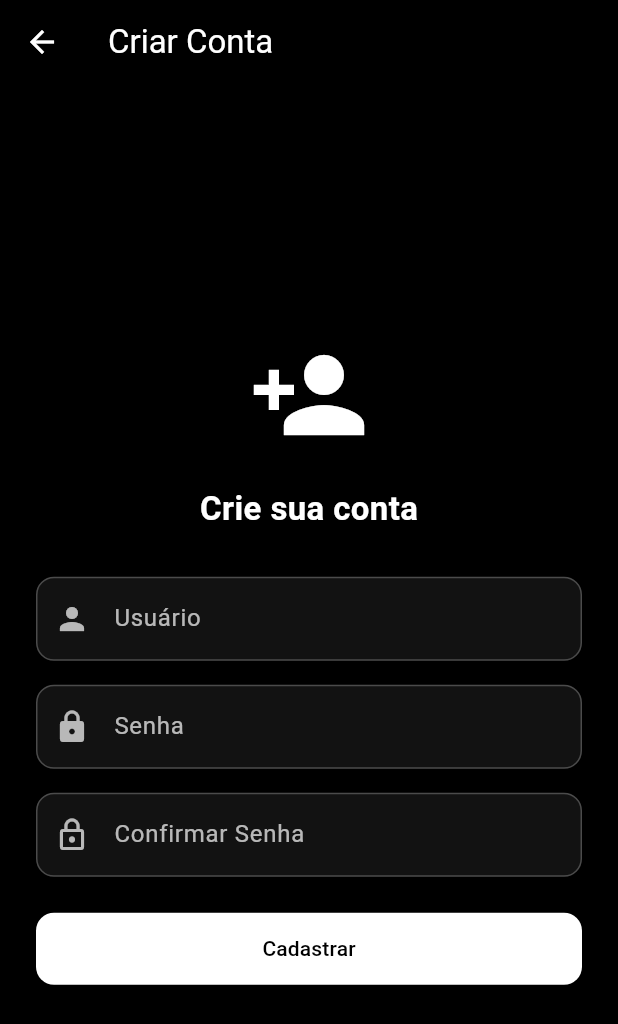
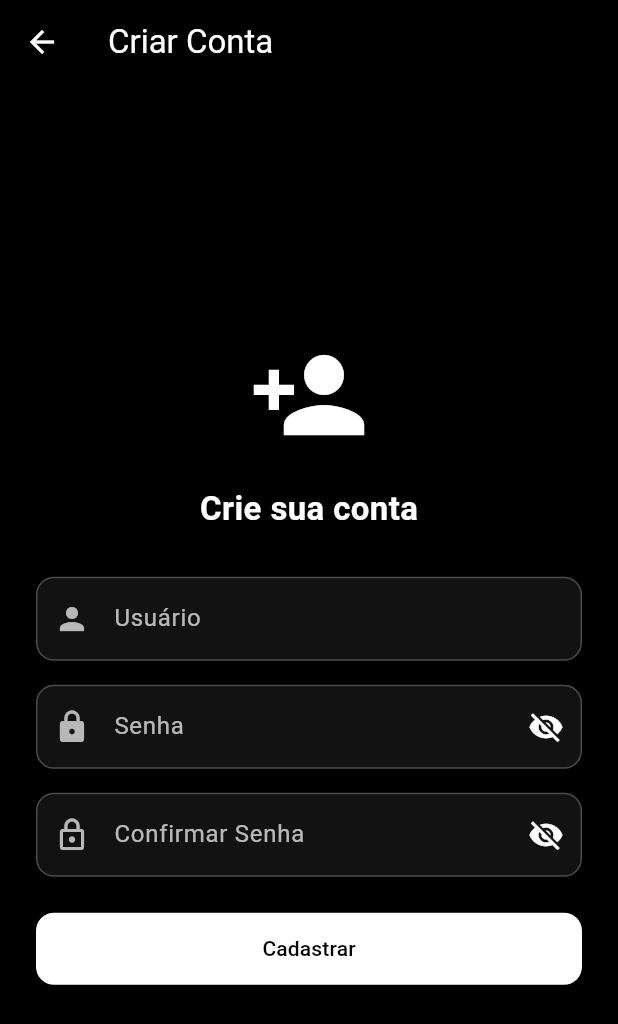
Before and after one commit to dougllasoof/aplicativoThDg, a Flutter app: the screen it shows after launch, after a tap on "Não tem conta? Cadastre-se", on a phone screen of 412 x 824 dp. Shown: the top 1024 px of the screen. Run offline on Flutter 3.47's test engine with Material 3 defaults, Android fonts, the phone set to English and light mode, and no system bars; our stand-ins replace sqflite; accounts and stored records are empty.

Commit message:
Skins_cs

```diff
--- a/lib/views/auth/login_view.dart
+++ b/lib/views/auth/login_view.dart
@@ -2,7 +2,6 @@
 import 'package:flutter/material.dart';
 import '../../services/database_helper.dart';
 import 'register_view.dart';
-
 
 class LoginView extends StatefulWidget {
   const LoginView({super.key});
@@ -15,6 +14,8 @@
   final _usernameController = TextEditingController();
   final _passwordController = TextEditingController();
   final dbHelper = DatabaseHelper();
+
+  bool _obscurePassword = true;
 
   void _login() async {
     final username = _usernameController.text.trim();
@@ -41,7 +42,6 @@
     }
   }
 
-
   void _navigateToRegister() {
     Navigator.push(
       context,
@@ -52,7 +52,7 @@
   @override
   Widget build(BuildContext context) {
     return Scaffold(
-      appBar: AppBar(title: const Text('Login'),centerTitle: true,),
+      appBar: AppBar(title: const Text('Login'), centerTitle: true),
       body: Padding(
         padding: const EdgeInsets.all(24),
         child: Center(
@@ -70,6 +70,7 @@
                   ),
                 ),
                 const SizedBox(height: 30),
+
                 TextField(
                   controller: _usernameController,
                   decoration: const InputDecoration(
@@ -78,15 +79,29 @@
                   ),
                 ),
                 const SizedBox(height: 16),
+
                 TextField(
                   controller: _passwordController,
-                  obscureText: true,
-                  decoration: const InputDecoration(
+                  obscureText: _obscurePassword,
+                  decoration: InputDecoration(
                     labelText: 'Senha',
-                    prefixIcon: Icon(Icons.lock),
+                    prefixIcon: const Icon(Icons.lock),
+                    suffixIcon: IconButton(
+                      icon: Icon(
+                        _obscurePassword
+                            ? Icons.visibility_off
+                            : Icons.visibility,
+                      ),
+                      onPressed: () {
+                        setState(() {
+                          _obscurePassword = !_obscurePassword;
+                        });
+                      },
+                    ),
                   ),
                 ),
                 const SizedBox(height: 24),
+
                 SizedBox(
                   width: double.infinity,
                   child: ElevatedButton(
@@ -94,6 +109,7 @@
                     child: const Text('Entrar'),
                   ),
                 ),
+
                 TextButton(
                   onPressed: _navigateToRegister,
                   child: const Text('Não tem conta? Cadastre-se'),
--- a/lib/views/auth/register_view.dart
+++ b/lib/views/auth/register_view.dart
@@ -14,6 +14,9 @@
   final _passwordController = TextEditingController();
   final _confirmPasswordController = TextEditingController();
   final dbHelper = DatabaseHelper();
+
+  bool _obscurePassword = true;
+  bool _obscureConfirmPassword = true;
 
   void _register() async {
     final username = _usernameController.text.trim();
@@ -73,6 +76,7 @@
                   ),
                 ),
                 const SizedBox(height: 30),
+
                 TextField(
                   controller: _usernameController,
                   decoration: const InputDecoration(
@@ -81,24 +85,51 @@
                   ),
                 ),
                 const SizedBox(height: 16),
+
                 TextField(
                   controller: _passwordController,
-                  obscureText: true,
-                  decoration: const InputDecoration(
+                  obscureText: _obscurePassword,
+                  decoration: InputDecoration(
                     labelText: 'Senha',
-                    prefixIcon: Icon(Icons.lock),
+                    prefixIcon: const Icon(Icons.lock),
+                    suffixIcon: IconButton(
+                      icon: Icon(
+                        _obscurePassword
+                            ? Icons.visibility_off
+                            : Icons.visibility,
+                      ),
+                      onPressed: () {
+                        setState(() {
+                          _obscurePassword = !_obscurePassword;
+                        });
+                      },
+                    ),
                   ),
                 ),
                 const SizedBox(height: 16),
+
                 TextField(
                   controller: _confirmPasswordController,
-                  obscureText: true,
-                  decoration: const InputDecoration(
+                  obscureText: _obscureConfirmPassword,
+                  decoration: InputDecoration(
                     labelText: 'Confirmar Senha',
-                    prefixIcon: Icon(Icons.lock_outline),
+                    prefixIcon: const Icon(Icons.lock_outline),
+                    suffixIcon: IconButton(
+                      icon: Icon(
+                        _obscureConfirmPassword
+                            ? Icons.visibility_off
+                            : Icons.visibility,
+                      ),
+                      onPressed: () {
+                        setState(() {
+                          _obscureConfirmPassword = !_obscureConfirmPassword;
+                        });
+                      },
+                    ),
                   ),
                 ),
                 const SizedBox(height: 24),
+
                 SizedBox(
                   width: double.infinity,
                   child: ElevatedButton(
```
Lines whose indentation alone changed are shown as unchanged.
